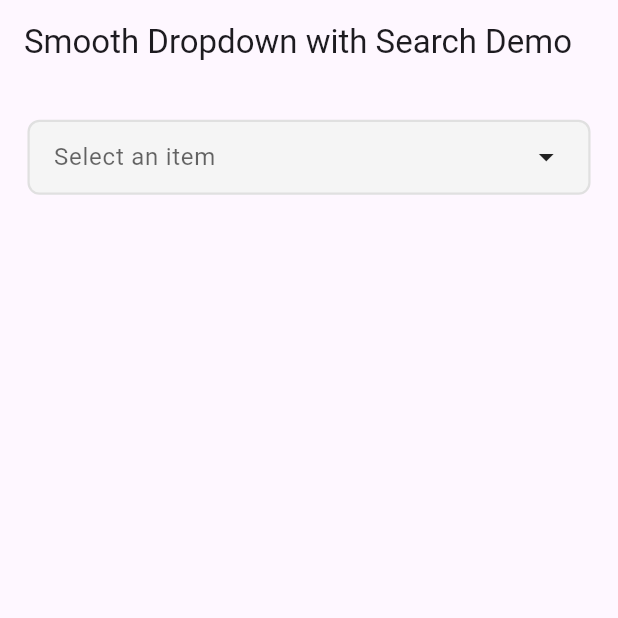
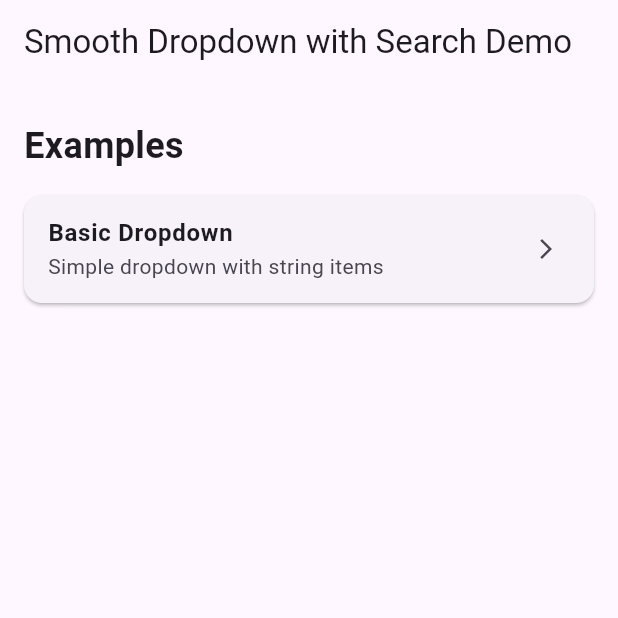
Before and after one commit to darbazrasul/smooth-dropdown-with-search, a Flutter app: the screen it shows after launch, on a phone screen of 412 x 824 dp, the top half of it. Run offline on Flutter 3.47's test engine with Material 3 defaults, Android fonts, the phone set to English and light mode, and no system bars; our stand-ins replace cached_network_image, flutter_hooks, flutter_screenutil, shimmer.

Commit message:
دروستکردنی یەکەم نموونەی دروۆپ داوون

```diff
--- a/lib/main.dart
+++ b/lib/main.dart
@@ -1,50 +1,6 @@
-import 'package:flutter/foundation.dart';
 import 'package:flutter/material.dart';
-import 'package:flutter_screenutil/flutter_screenutil.dart';
-import 'package:smooth_dropdown_with_search/widget/searchable_dropdown_style.dart';
+import 'package:smooth_dropdown_with_search/screen/home_page.dart';
 
 void main() {
-  runApp(const MyApp());
+  runApp(MyApp());
 }
-
-class MyApp extends StatelessWidget {
-  const MyApp({super.key});
-  @override
-  Widget build(BuildContext context) {
-    return ScreenUtilInit(
-      designSize: const Size(360, 690),
-      builder: (context, child) {
-        ScreenUtil.init(context, designSize: const Size(360, 690));
-        return MaterialApp(
-          title: 'Flutter Demo',
-          home: Scaffold(
-            appBar: AppBar(
-              title: const Text('Smooth Dropdown with Search Demo'),
-            ),
-            body: Column(
-              children: [
-                SizedBox(height: 20.h),
-                Padding(
-                  padding: EdgeInsets.symmetric(horizontal: 16.w),
-                  child: SearchableDropdown(
-                    items: List.generate(100, (index) => 'Item $index'),
-                    onChanged: (value) {
-                      if (kDebugMode) {
-                        print('Selected: $value');
-                      }
-                    },
-                    hintText: 'Select an item',
-
-                    value: null,
-                    enabled: true,
-                    maxHeight: 300.h,
-                  ),
-                ),
-              ],
-            ),
-          ),
-        );
-      },
-    );
-  }
-}
--- /dev/null
+++ b/lib/screen/home_page.dart
@@ -0,0 +1,70 @@
+import 'package:flutter/material.dart';
+import 'package:flutter_screenutil/flutter_screenutil.dart';
+import 'package:smooth_dropdown_with_search/example/basic_example.dart';
+
+class MyApp extends StatelessWidget {
+  const MyApp({super.key});
+  @override
+  Widget build(BuildContext context) {
+    return ScreenUtilInit(
+      designSize: const Size(360, 690),
+      builder: (context, child) {
+        ScreenUtil.init(context, designSize: const Size(360, 690));
+        return MaterialApp(
+          title: 'Flutter Demo',
+          home: Scaffold(
+            appBar: AppBar(
+              title: const Text('Smooth Dropdown with Search Demo'),
+            ),
+            body: ListView(
+              padding: const EdgeInsets.all(16),
+              children: [
+                _buildSectionTitle('Examples'),
+                Builder(
+                  builder: (innerCtx) {
+                    return _buildExampleCard(
+                      innerCtx,
+                      'Basic Dropdown',
+                      'Simple dropdown with string items',
+                      () => Navigator.push(
+                        innerCtx,
+                        MaterialPageRoute(builder: (_) => const BasicExample()),
+                      ),
+                    );
+                  },
+                ),
+              ],
+            ),
+          ),
+        );
+      },
+    );
+  }
+
+  Widget _buildSectionTitle(String title) {
+    return Padding(
+      padding: const EdgeInsets.only(bottom: 16, top: 8),
+      child: Text(
+        title,
+        style: const TextStyle(fontSize: 24, fontWeight: FontWeight.bold),
+      ),
+    );
+  }
+
+  Widget _buildExampleCard(
+    BuildContext context,
+    String title,
+    String description,
+    VoidCallback onTap,
+  ) {
+    return Card(
+      margin: const EdgeInsets.only(bottom: 12),
+      child: ListTile(
+        title: Text(title, style: const TextStyle(fontWeight: FontWeight.w600)),
+        subtitle: Text(description),
+        trailing: const Icon(Icons.arrow_forward_ios, size: 16),
+        onTap: onTap,
+      ),
+    );
+  }
+}
--- a/pubspec.yaml
+++ b/pubspec.yaml
@@ -13,10 +13,10 @@ dependencies:
     sdk: flutter
 
   cupertino_icons: ^1.0.8
-  flutter_hooks: ^0.21.3+1
   flutter_screenutil: ^5.9.3
   shimmer: ^3.0.0
   cached_network_image: ^3.4.1
+  flutter_hooks: ^0.21.3+1
 
 dev_dependencies:
   flutter_test:
```
Also changed, not shown: lib/example/basic_example.dart (added, +54 -0 lines), 1 other file.
